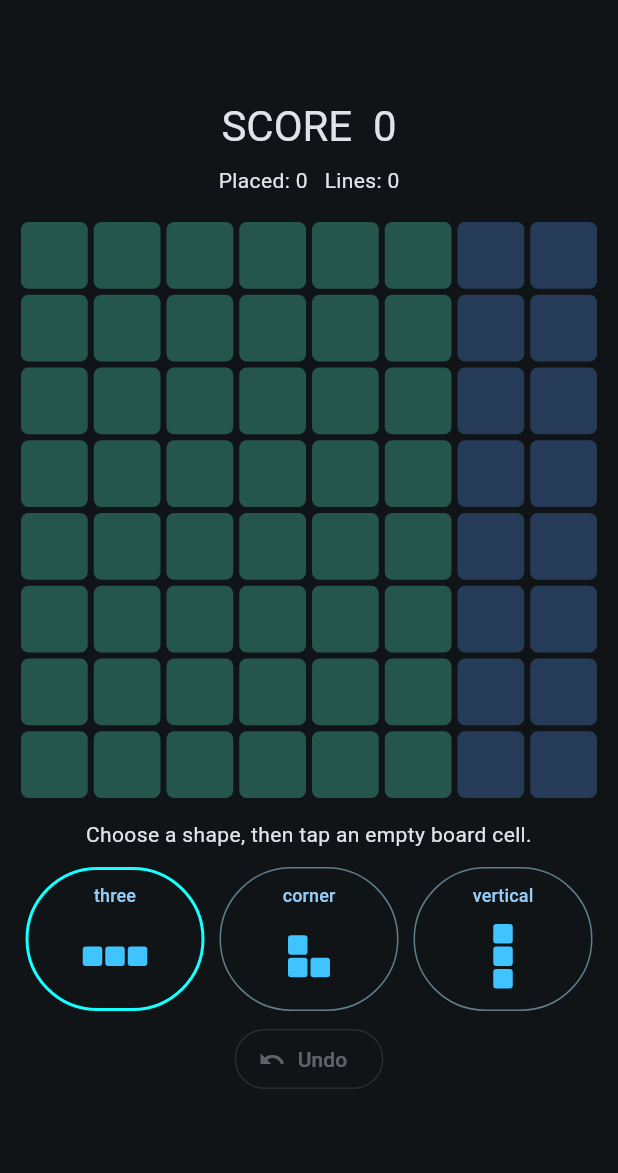
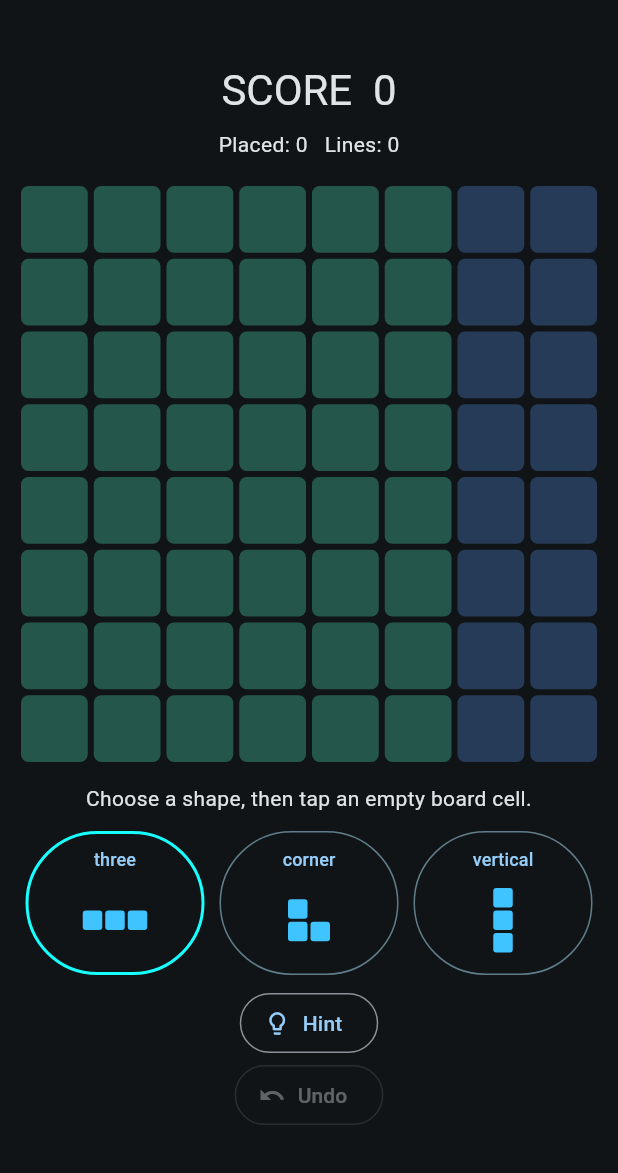
Before and after one commit to taktemurr-ops/game-001-block-puzzle-master, a Flutter app: the screen it shows after launch, on a phone screen of 412 x 824 dp, the part 63-1236 px from its top. Run offline on Flutter 3.47's test engine with Material 3 defaults, Android fonts, the phone set to English and light mode, and no system bars.

Commit message:
feat(block): add accessible hint control to board UI

```diff
--- a/lib/main.dart
+++ b/lib/main.dart
@@ -190,6 +190,19 @@ class _BlockPuzzleScreenState extends State<BlockPuzzleScreen> {
                   Row(children: List.generate(3, pieceCard)),
                   const SizedBox(height: 8),
                   OutlinedButton.icon(
+                    onPressed: game.isGameOver ? null : () => setState(() {
+                      final move = game.suggestedMove;
+                      if (move == null) {
+                        notice = 'No legal moves available.';
+                      } else {
+                        selectedPiece = move.trayIndex;
+                        notice = 'Hint: place selected shape at row ${move.row + 1}, column ${move.column + 1}.';
+                      }
+                    }),
+                    icon: const Icon(Icons.lightbulb_outline),
+                    label: const Text('Hint'),
+                  ),
+                  OutlinedButton.icon(
                     onPressed: game.canUndo ? () => setState(() {
                       game.undo();
                       selectedPiece = game.tray.indexWhere((p) => p != null);
```
